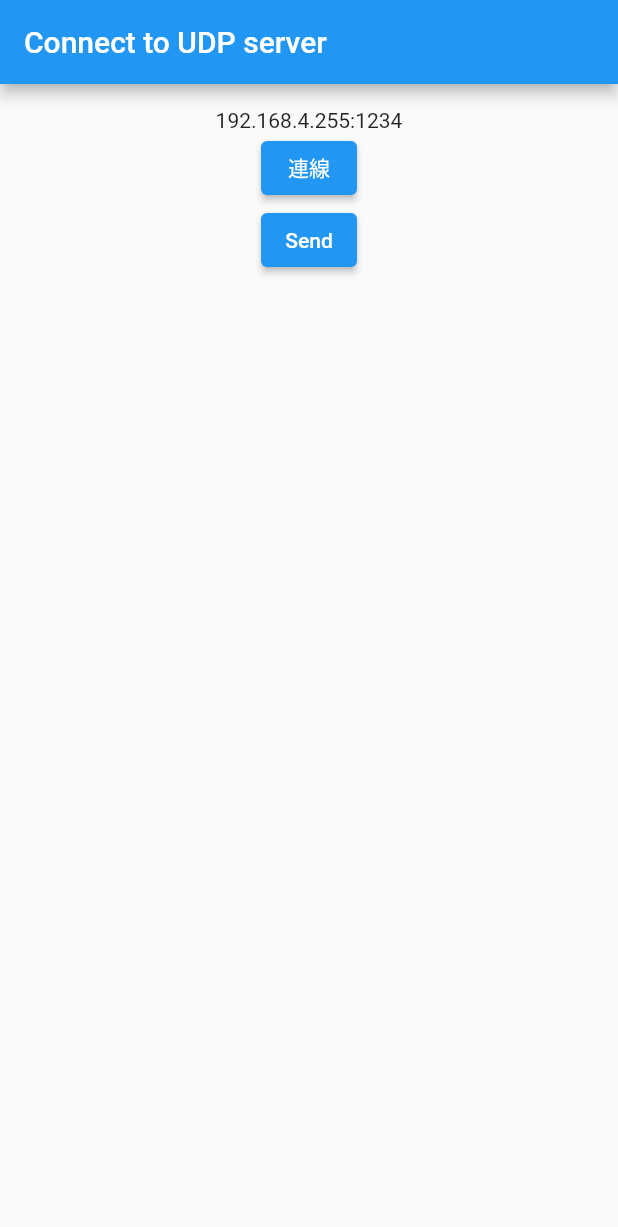
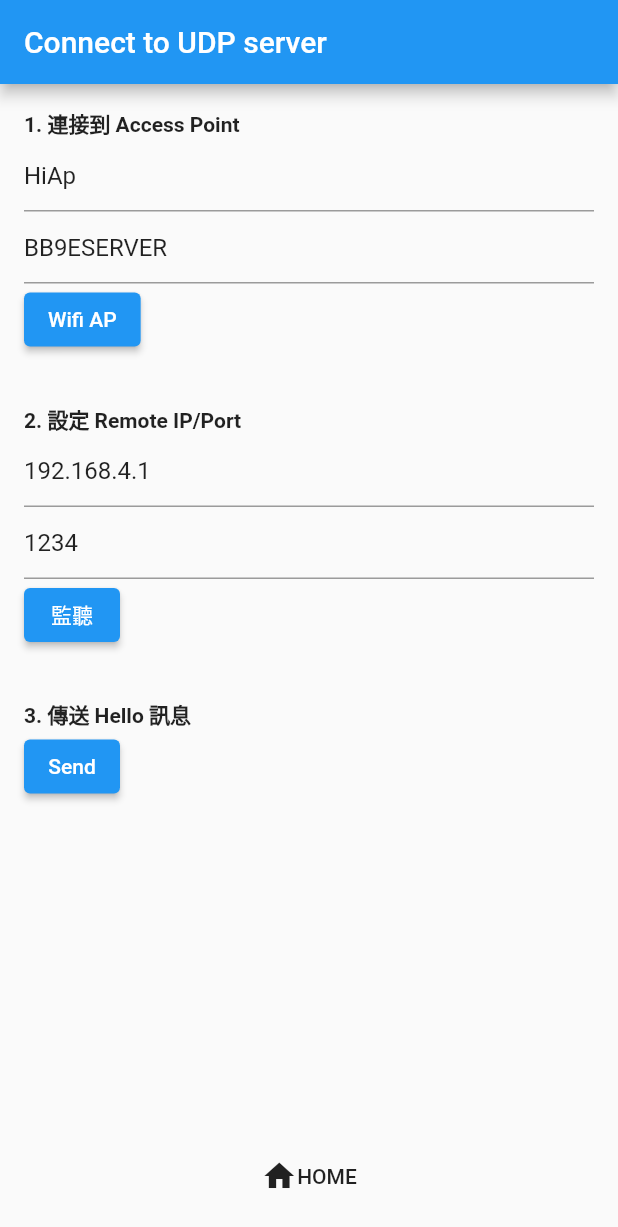
Before and after one commit to xunqun/flutter_arduino_wifi_udp, a Flutter app: the screen it shows after launch, on a phone screen of 412 x 824 dp. Shown: the top 1227 px of the screen. Run offline on Flutter 3.47's test engine with Material 2 defaults, Android fonts, the phone set to English and light mode, and no system bars; our stand-ins replace permission_handler; missing offline and left inert: wifi_iot.

Commit message:
Updated connect screen

```diff
--- a/lib/main.dart
+++ b/lib/main.dart
@@ -1,9 +1,10 @@
 import 'package:flutter/material.dart';
-import 'package:flutter_wifi_udp/screen/ConnectionScreen.dart';
+import 'package:flutter_wifi_udp/screen/connect_screen.dart';
+import 'package:flutter_wifi_udp/screen/wifi_screen.dart';
 import 'package:permission_handler/permission_handler.dart';
 
 void main() {
-  runApp(const MyApp());
+  runApp(MyApp());
 }
 
 class MyApp extends StatefulWidget {
--- /dev/null
+++ b/lib/manager/connect_mgr.dart
@@ -0,0 +1,5 @@
+import 'package:flutter/cupertino.dart';
+
+class ConnectMgr extends ChangeNotifier{
+  bool _isConnected = false;
+}
--- a/lib/screen/ConnectionScreen.dart
+++ /dev/null
@@ -1,67 +0,0 @@
-import 'dart:convert';
-import 'dart:io';
-
-import 'package:flutter/cupertino.dart';
-import 'package:flutter/material.dart';
-
-class ConnectionScreen extends StatefulWidget {
-  const ConnectionScreen({Key? key}) : super(key: key);
-
-  @override
-  State<ConnectionScreen> createState() => _ConnectionScreenState();
-}
-
-class _ConnectionScreenState extends State<ConnectionScreen> {
-  RawDatagramSocket? rawDatagramSocket = null;
-  @override
-  Widget build(BuildContext context) {
-    return Scaffold(
-      appBar: AppBar(
-        title: Text('Connect to UDP server'),
-      ),
-      body: Padding(
-        padding: const EdgeInsets.all(16.0),
-        child: Center(
-          child: Column(
-            children: [
-              const Text('192.168.4.255:1234'),
-              ElevatedButton(
-                  onPressed: () {
-                    var addressesIListenFrom = InternetAddress.anyIPv4;
-                    int portIListenOn = 1234; //0 is random
-                    RawDatagramSocket.bind(addressesIListenFrom, portIListenOn).then((RawDatagramSocket socket) {
-                      socket.broadcastEnabled = true;
-                      socket.listen((event) {
-                        switch(event) {
-                          case RawSocketEvent.read :
-                            Datagram? dg = socket.receive();
-                            if(dg != null) {
-                              List<int> bytes = dg.data.toList();
-                              var text = String.fromCharCodes(bytes);
-                              print(text);
-                            }
-                            socket.writeEventsEnabled = true;
-                            break;
-                          case RawSocketEvent.write :
-                            break;
-                          case RawSocketEvent.closed :
-                            print('Client disconnected.');
-                        }
-
-                        // rawDatagramSocket?.close();
-                      });
-                      rawDatagramSocket = socket;
-                      rawDatagramSocket?.send(Utf8Codec().encode('Hello from client'), InternetAddress('192.168.4.255'), 1234);
-                    });
-                  },
-                  child: Text('連線')),
-                  ElevatedButton(onPressed: (){
-                    rawDatagramSocket?.send(Utf8Codec().encode('Hello from client'), InternetAddress('192.168.4.255'), 1234);
-                  }, child: Text('Send'))
-            ],
-          ),
-        ),
-      ),
-    );
-  }
-}
--- /dev/null
+++ b/lib/screen/connect_screen.dart
@@ -0,0 +1,121 @@
+import 'dart:convert';
+import 'dart:io';
+
+import 'package:flutter/cupertino.dart';
+import 'package:flutter/material.dart';
+import 'package:flutter_wifi_udp/screen/home_screen.dart';
+import 'package:wifi_iot/wifi_iot.dart';
+
+class ConnectionScreen extends StatefulWidget {
+  const ConnectionScreen({Key? key}) : super(key: key);
+
+  @override
+  State<ConnectionScreen> createState() => _ConnectionScreenState();
+}
+
+class _ConnectionScreenState extends State<ConnectionScreen> {
+  RawDatagramSocket? rawDatagramSocket = null;
+
+  @override
+  Widget build(BuildContext context) {
+    final TextEditingController ssidController = TextEditingController(text: 'HiAp');
+    final TextEditingController pwController = TextEditingController(text: 'BB9ESERVER');
+    final TextEditingController ipController = TextEditingController(text: '192.168.4.1');
+    final TextEditingController portController = TextEditingController(text: '1234');
+    return Scaffold(
+      appBar: AppBar(
+        title: Text('Connect to UDP server'),
+      ),
+      body: Padding(
+        padding: const EdgeInsets.all(16.0),
+        child: Center(
+          child: Column(
+            crossAxisAlignment: CrossAxisAlignment.start,
+            children: [
+              Text(
+                '1. 連接到 Access Point',
+                style: TextStyle(fontWeight: FontWeight.bold),
+              ),
+              TextField(
+                controller: ssidController,
+                decoration: InputDecoration(hintText: 'AP SSID'),
+              ),
+              TextField(
+                controller: pwController,
+                decoration: InputDecoration(hintText: 'AP Password'),
+              ),
+              ElevatedButton(
+                  onPressed: () {
+                    WiFiForIoTPlugin.connect(ssidController.text,
+                        password: pwController.text, joinOnce: true, security: NetworkSecurity.WPA);
+                  },
+                  child: Text('Wifi AP')),
+              Padding(
+                padding: const EdgeInsets.only(top: 32.0),
+                child: Text('2. 設定 Remote IP/Port', style: TextStyle(fontWeight: FontWeight.bold)),
+              ),
+              TextField(
+                controller: ipController,
+                decoration: InputDecoration(hintText: 'IP'),
+              ),
+              TextField(
+                controller: portController,
+                decoration: InputDecoration(hintText: 'Port'),
+              ),
+              ElevatedButton(
+                  onPressed: () {
+                    var addressesIListenFrom = InternetAddress.anyIPv4;
+                    int portIListenOn = int.parse(portController.text); //0 is random
+                    RawDatagramSocket.bind(addressesIListenFrom, portIListenOn).then((RawDatagramSocket socket) {
+                      socket.broadcastEnabled = true;
+                      socket.listen((event) {
+                        switch (event) {
+                          case RawSocketEvent.read:
+                            Datagram? dg = socket.receive();
+                            if (dg != null) {
+                              List<int> bytes = dg.data.toList();
+                              var text = String.fromCharCodes(bytes);
+                              print(text);
+                            }
+                            socket.writeEventsEnabled = true;
+                            break;
+                          case RawSocketEvent.write:
+                            break;
+                          case RawSocketEvent.closed:
+                            print('Client disconnected.');
+                        }
+
+                        // rawDatagramSocket?.close();
+                      });
+                      rawDatagramSocket = socket;
+                      rawDatagramSocket?.send(
+                          Utf8Codec().encode('Hello from client'), InternetAddress('192.168.4.255'), 1234);
+                    });
+                  },
+                  child: Text('監聽')),
+              Padding(
+                padding: const EdgeInsets.only(top: 32.0),
+                child: Text('3. 傳送 Hello 訊息', style: TextStyle(fontWeight: FontWeight.bold)),
+              ),
+              ElevatedButton(
+                  onPressed: () {
+                    rawDatagramSocket?.send(
+                        Utf8Codec().encode('Hello from client'), InternetAddress('192.168.4.255'), 1234);
+                  },
+                  child: Text('Send')),
+              Spacer(),
+              MaterialButton(
+                  onPressed: () {
+                    Navigator.of(context).push(MaterialPageRoute(builder: (c) => HomeScreen()));
+                  },
+                  child: Row(
+                    mainAxisAlignment: MainAxisAlignment.center,
+                    children: [Icon(Icons.home), Text('HOME')],
+                  ))
+            ],
+          ),
+        ),
+      ),
+    );
+  }
+}
--- a/pubspec.yaml
+++ b/pubspec.yaml
@@ -37,6 +37,7 @@ dependencies:
   # The following adds the Cupertino Icons font to your application.
   # Use with the CupertinoIcons class for iOS style icons.
   cupertino_icons: ^1.0.2
+  wifi_iot: ^0.3.15+2
 
 dev_dependencies:
   flutter_test:
```
Also changed, not shown: lib/screen/home_screen.dart (added, +33 -0 lines), lib/screen/wifi_screen.dart (added, +33 -0 lines), pubspec.lock, 1 other file.
